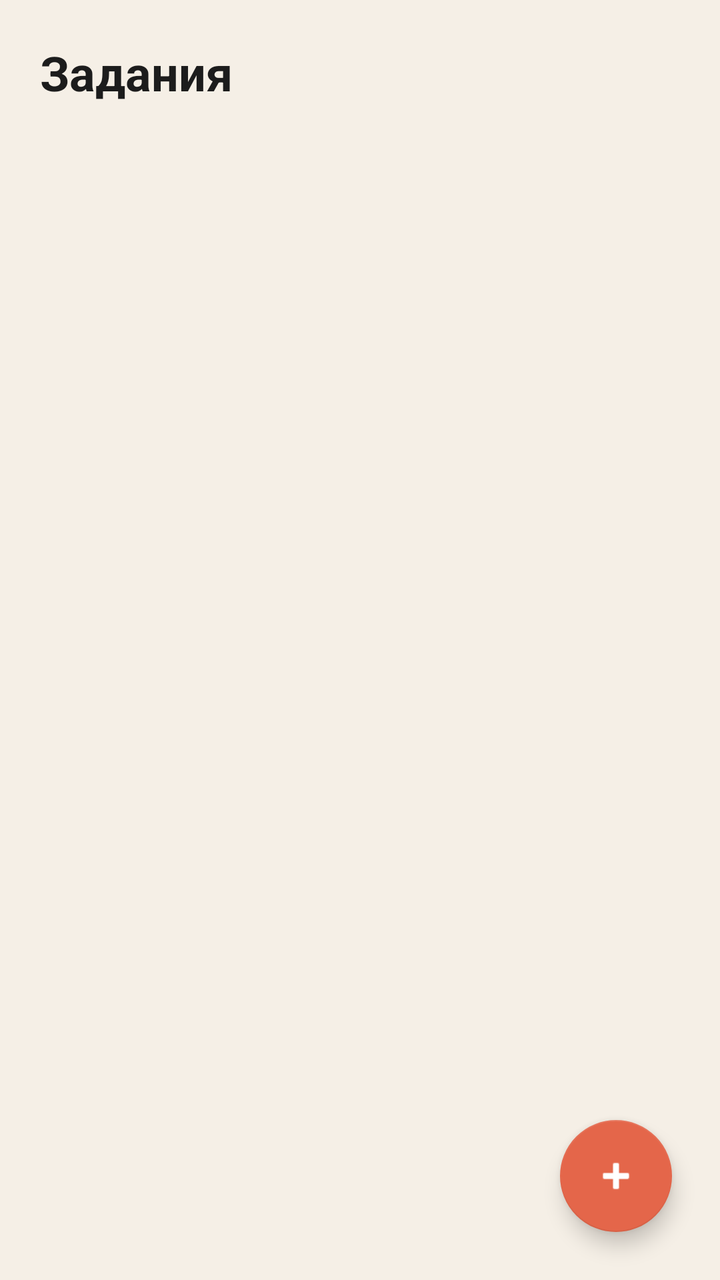
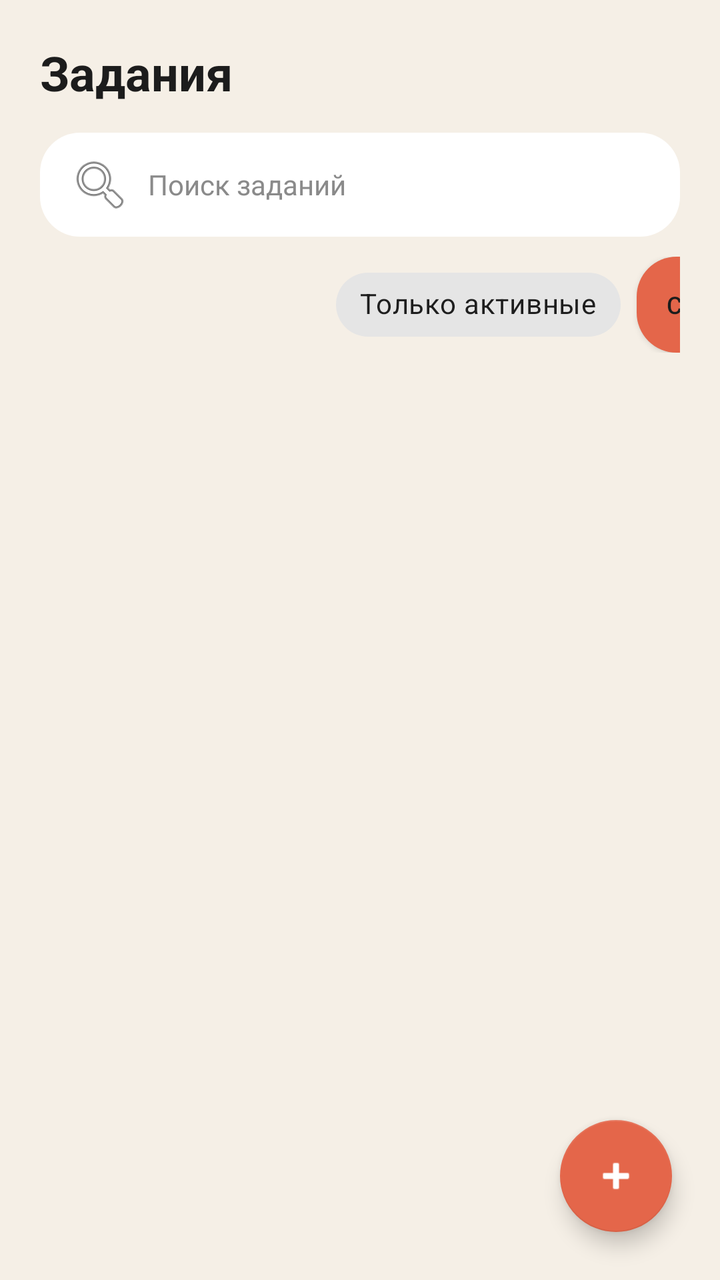

Before-and-after screenshots of an Android layout around one commit, followed by the original layout XML and the change that was made.
<!-- AndroidManifest.xml: application theme Theme.Student -->
<!-- res/layout/fragment_tasks.xml -->
<?xml version="1.0" encoding="utf-8"?>
<androidx.constraintlayout.widget.ConstraintLayout xmlns:android="http://schemas.android.com/apk/res/android"
    xmlns:app="http://schemas.android.com/apk/res-auto"
    android:layout_width="match_parent"
    android:layout_height="match_parent"
    android:background="@color/background">

    <TextView
        android:id="@+id/text_title"
        android:layout_width="wrap_content"
        android:layout_height="wrap_content"
        android:layout_margin="20dp"
        android:text="Задания"
        android:textColor="@color/text_primary"
        android:textSize="24sp"
        android:textStyle="bold"
        app:layout_constraintTop_toTopOf="parent"
        app:layout_constraintStart_toStartOf="parent" />

    <androidx.recyclerview.widget.RecyclerView
        android:id="@+id/recycler_tasks"
        android:layout_width="match_parent"
        android:layout_height="0dp"
        android:paddingStart="20dp"
        android:paddingEnd="20dp"
        android:clipToPadding="false"
        app:layoutManager="androidx.recyclerview.widget.LinearLayoutManager"
        app:layout_constraintTop_toBottomOf="@id/text_title"
        app:layout_constraintBottom_toBottomOf="parent"
        app:layout_constraintStart_toStartOf="parent"
        app:layout_constraintEnd_toEndOf="parent" />

    <TextView
        android:id="@+id/text_empty"
        android:layout_width="0dp"
        android:layout_height="0dp"
        android:gravity="center"
        android:padding="24dp"
        android:text="Пока нет заданий.\nНажмите «+», чтобы добавить первое!"
        android:textAlignment="center"
        android:textColor="@color/text_secondary"
        android:textSize="15sp"
        android:visibility="gone"
        app:layout_constraintTop_toBottomOf="@id/text_title"
        app:layout_constraintBottom_toBottomOf="parent"
        app:layout_constraintStart_toStartOf="parent"
        app:layout_constraintEnd_toEndOf="parent" />

    <com.google.android.material.floatingactionbutton.FloatingActionButton
        android:id="@+id/fab_add_task"
        android:layout_width="wrap_content"
        android:layout_height="wrap_content"
        android:layout_margin="24dp"
        android:contentDescription="Добавить задание"
        android:src="@android:drawable/ic_input_add"
        app:backgroundTint="@color/accent_coral"
        app:tint="@android:color/white"
        app:layout_constraintBottom_toBottomOf="parent"
        app:layout_constraintEnd_toEndOf="parent" />

</androidx.constraintlayout.widget.ConstraintLayout>
<!-- resources referenced by this layout -->
<resources>
  <color name="accent_coral">#E4664A</color>
  <color name="background">#F5EFE6</color>
  <color name="text_primary">#1C1C1C</color>
  <color name="text_secondary">#8A8A8A</color>
  <style name="Theme.Student" parent="Theme.MaterialComponents.DayNight.NoActionBar">
          <item name="colorPrimary">@color/accent_coral</item>
          <item name="colorPrimaryVariant">@color/accent_coral</item>
          <item name="colorOnPrimary">@color/surface</item>
          <item name="colorSecondary">@color/accent_blue</item>
          <item name="android:windowBackground">@color/background</item>
          <item name="android:statusBarColor" tools:targetApi="l">@color/background</item>
      </style>
  <color name="surface">#FFFFFF</color>
  <color name="accent_blue">#4A7DBD</color>
</resources>

<!-- the commit's change to res/layout/fragment_tasks.xml (unified diff, before → after) -->
@@ -9,7 +9,8 @@
         android:id="@+id/text_title"
         android:layout_width="wrap_content"
         android:layout_height="wrap_content"
-        android:layout_margin="20dp"
+        android:layout_marginTop="20dp"
+        android:layout_marginStart="20dp"
         android:text="Задания"
         android:textColor="@color/text_primary"
         android:textSize="24sp"
@@ -17,15 +18,90 @@
         app:layout_constraintTop_toTopOf="parent"
         app:layout_constraintStart_toStartOf="parent" />
 
+    <EditText
+        android:id="@+id/input_search"
+        android:layout_width="0dp"
+        android:layout_height="wrap_content"
+        android:layout_marginStart="20dp"
+        android:layout_marginTop="14dp"
+        android:layout_marginEnd="20dp"
+        android:background="@drawable/bg_pill"
+        android:drawableStart="@android:drawable/ic_menu_search"
+        android:drawablePadding="8dp"
+        android:hint="Поиск заданий"
+        android:imeOptions="actionSearch"
+        android:inputType="text"
+        android:maxLines="1"
+        android:paddingStart="14dp"
+        android:paddingTop="10dp"
+        android:paddingEnd="14dp"
+        android:paddingBottom="10dp"
+        android:textColor="@color/text_primary"
+        android:textColorHint="@color/text_secondary"
+        android:textSize="14sp"
+        app:layout_constraintTop_toBottomOf="@id/text_title"
+        app:layout_constraintStart_toStartOf="parent"
+        app:layout_constraintEnd_toEndOf="parent" />
+
+    <HorizontalScrollView
+        android:id="@+id/scroll_filters"
+        android:layout_width="match_parent"
+        android:layout_height="wrap_content"
+        android:layout_marginTop="10dp"
+        android:paddingStart="20dp"
+        android:paddingEnd="20dp"
+        android:scrollbars="none"
+        app:layout_constraintTop_toBottomOf="@id/input_search">
+
+        <LinearLayout
+            android:layout_width="wrap_content"
+            android:layout_height="wrap_content"
+            android:orientation="horizontal">
+
+            <Spinner
+                android:id="@+id/spinner_subject_filter"
+                android:layout_width="wrap_content"
+                android:layout_height="wrap_content"
+                android:layout_marginEnd="8dp"
+                android:background="@drawable/bg_pill"
+                android:minWidth="140dp"
+                android:paddingStart="10dp"
+                android:paddingEnd="10dp" />
+
+            <com.google.android.material.chip.Chip
+                android:id="@+id/chip_only_pending"
+                style="@style/Widget.MaterialComponents.Chip.Filter"
+                android:layout_width="wrap_content"
+                android:layout_height="wrap_content"
+                android:layout_marginEnd="8dp"
+                android:text="Только активные" />
+
+            <Button
+                android:id="@+id/button_sort"
+                android:layout_width="wrap_content"
+                android:layout_height="wrap_content"
+                android:background="@drawable/bg_pill"
+                android:minWidth="0dp"
+                android:paddingStart="14dp"
+                android:paddingEnd="14dp"
+                android:text="Сортировка: по сроку"
+                android:textAllCaps="false"
+                android:textColor="@color/text_primary"
+                android:textSize="12sp" />
+
+        </LinearLayout>
+    </HorizontalScrollView>
+
     <androidx.recyclerview.widget.RecyclerView
         android:id="@+id/recycler_tasks"
         android:layout_width="match_parent"
         android:layout_height="0dp"
         android:paddingStart="20dp"
         android:paddingEnd="20dp"
+        android:paddingTop="12dp"
         android:clipToPadding="false"
         app:layoutManager="androidx.recyclerview.widget.LinearLayoutManager"
-        app:layout_constraintTop_toBottomOf="@id/text_title"
+        app:layout_constraintTop_toBottomOf="@id/scroll_filters"
         app:layout_constraintBottom_toBottomOf="parent"
         app:layout_constraintStart_toStartOf="parent"
         app:layout_constraintEnd_toEndOf="parent" />
@@ -36,12 +112,12 @@
         android:layout_height="0dp"
         android:gravity="center"
         android:padding="24dp"
-        android:text="Пока нет заданий.\nНажмите «+», чтобы добавить первое!"
+        android:text="Ничего не найдено.\nПопробуйте изменить поиск или фильтры."
         android:textAlignment="center"
         android:textColor="@color/text_secondary"
         android:textSize="15sp"
         android:visibility="gone"
-        app:layout_constraintTop_toBottomOf="@id/text_title"
+        app:layout_constraintTop_toBottomOf="@id/scroll_filters"
         app:layout_constraintBottom_toBottomOf="parent"
         app:layout_constraintStart_toStartOf="parent"
         app:layout_constraintEnd_toEndOf="parent" />
<!-- resource entries referenced after the edit -->
@@ -4,6 +4,12 @@
   <color name="background">#F5EFE6</color>
   <color name="text_primary">#1C1C1C</color>
   <color name="text_secondary">#8A8A8A</color>
+  <!-- drawable bg_pill (drawable) -->
+  <?xml version="1.0" encoding="utf-8"?>
+  <shape xmlns:android="http://schemas.android.com/apk/res/android" android:shape="rectangle">
+      <solid android:color="@android:color/white" />
+      <corners android:radius="20dp" />
+  </shape>
   <style name="Theme.Student" parent="Theme.MaterialComponents.DayNight.NoActionBar">
           <item name="colorPrimary">@color/accent_coral</item>
           <item name="colorPrimaryVariant">@color/accent_coral</item>
